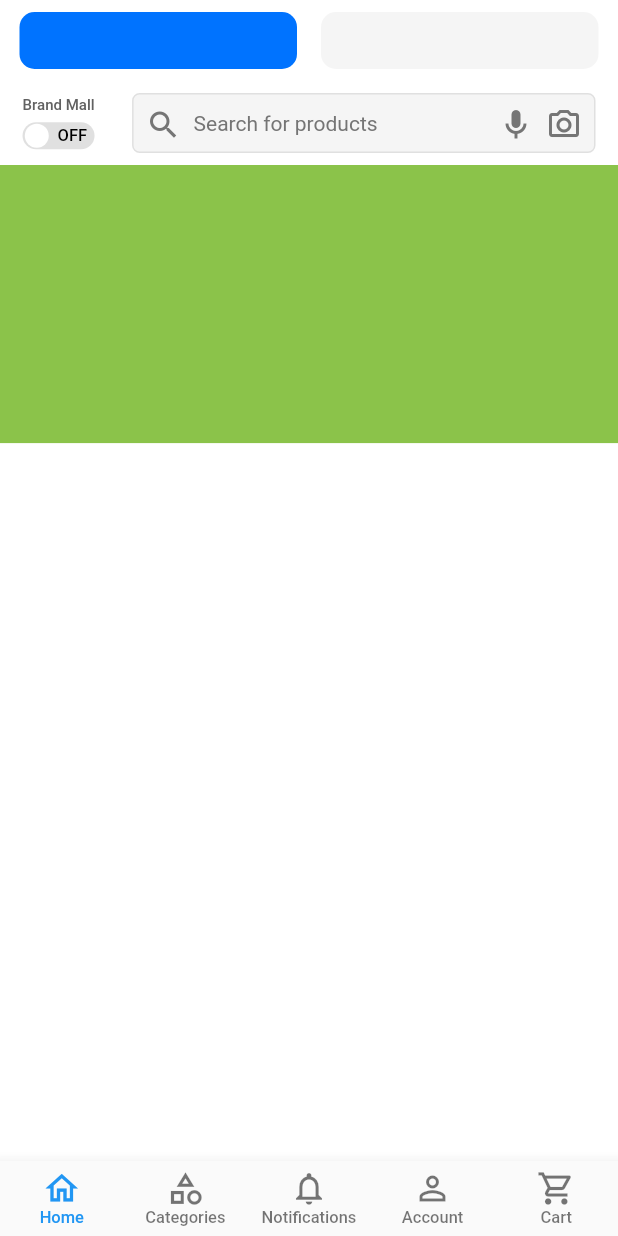
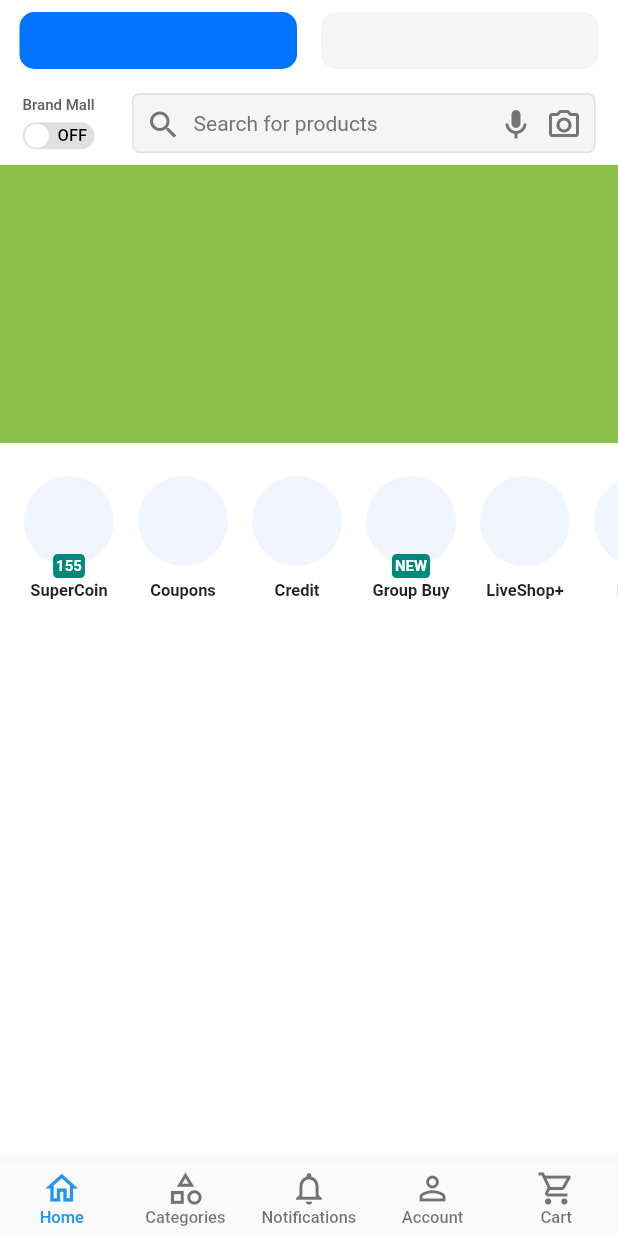
Before and after one commit to muhammedfarzin/flipkart-clone, a Flutter app: the screen it shows after launch, on a phone screen of 412 x 824 dp. Run offline on Flutter 3.47's test engine with Material 2 defaults, Android fonts, the phone set to English and light mode, and no system bars; drawn by our look-alikes of flutter_switch.

Commit message:
Home Action Button list added

```diff
--- a/lib/presentations/home/screen_home.dart
+++ b/lib/presentations/home/screen_home.dart
@@ -1,3 +1,4 @@
+import 'package:flipkart/presentations/home/widgets/home_action_button_list.dart';
 import 'package:flipkart/presentations/home/widgets/home_app_bar.dart';
 import "package:flutter/material.dart";
 
@@ -15,6 +16,7 @@ class ScreenHome extends StatelessWidget {
             SliverList(
               delegate: SliverChildListDelegate(
                 [
+                  // Live Sales and Offers Banner
                   AspectRatio(
                     aspectRatio: 20 / 9,
                     child: Container(
@@ -22,7 +24,10 @@ class ScreenHome extends StatelessWidget {
                       height: 50,
                       width: double.infinity,
                     ),
-                  )
+                  ),
+
+                  // Buttons like supercoin and offers
+                  const HomeActionButtonList()
                 ],
               ),
             ),
--- /dev/null
+++ b/lib/presentations/home/widgets/home_action_button_list.dart
@@ -0,0 +1,63 @@
+import 'package:flipkart/presentations/home/widgets/home_action_button_list_item.dart';
+import 'package:flipkart/presentations/widgets/constants.dart';
+import 'package:flutter/material.dart';
+
+class HomeActionButtonList extends StatelessWidget {
+  const HomeActionButtonList({
+    Key? key,
+  }) : super(key: key);
+
+  @override
+  Widget build(BuildContext context) {
+    return SingleChildScrollView(
+      scrollDirection: Axis.horizontal,
+      child: Row(
+        children: const [
+          Constants.width8,
+          HomeActionButtonListItem(
+            label: "SuperCoin",
+            badgeValue: "155",
+          ),
+          HomeActionButtonListItem(
+            label: "Coupons",
+          ),
+          HomeActionButtonListItem(
+            label: "Credit",
+          ),
+          HomeActionButtonListItem(
+            label: "Group Buy",
+            badgeValue: "NEW",
+          ),
+          HomeActionButtonListItem(
+            label: "LiveShop+",
+          ),
+          HomeActionButtonListItem(
+            label: "Feeds",
+          ),
+          HomeActionButtonListItem(
+            label: "What's New?",
+          ),
+          HomeActionButtonListItem(
+            label: "Camera",
+          ),
+          HomeActionButtonListItem(
+            label: "Fire Drops",
+          ),
+          HomeActionButtonListItem(
+            label: "Seller Hub",
+          ),
+          HomeActionButtonListItem(
+            label: "Games",
+          ),
+          HomeActionButtonListItem(
+            label: "Plus",
+          ),
+          HomeActionButtonListItem(
+            label: "Sell-Back",
+          ),
+          Constants.width8,
+        ],
+      ),
+    );
+  }
+}
--- /dev/null
+++ b/lib/presentations/home/widgets/home_action_button_list_item.dart
@@ -0,0 +1,74 @@
+import 'package:flipkart/presentations/widgets/constants.dart';
+import 'package:flutter/material.dart';
+
+class HomeActionButtonListItem extends StatelessWidget {
+  const HomeActionButtonListItem({
+    Key? key,
+    required this.label,
+    this.badgeValue,
+  }) : super(key: key);
+
+  final String label;
+  final String? badgeValue;
+
+  @override
+  Widget build(BuildContext context) {
+    return Padding(
+      padding: const EdgeInsets.symmetric(
+        vertical: 22.0,
+        horizontal: 8.0,
+      ),
+      child: Column(
+        children: [
+          Stack(
+            clipBehavior: Clip.none,
+            children: [
+              // Button Image
+              const CircleAvatar(
+                backgroundColor: Constants.customLightBlueShade,
+                radius: 30,
+              ),
+
+              // Badge
+              badgeValue == null
+                  ? const SizedBox()
+                  : Positioned(
+                      bottom: -8,
+                      left: 0,
+                      right: 0,
+                      child: Center(
+                        child: Container(
+                          decoration: BoxDecoration(
+                              color: Constants.customGreen,
+                              borderRadius: BorderRadius.circular(3)),
+                          child: Padding(
+                            padding: const EdgeInsets.all(2.0),
+                            child: Text(
+                              badgeValue!,
+                              style: const TextStyle(
+                                fontSize: 10,
+                                color: Colors.white,
+                                fontWeight: FontWeight.bold,
+                              ),
+                            ),
+                          ),
+                        ),
+                      ),
+                    ),
+            ],
+          ),
+          Constants.height10,
+
+          // Label
+          Text(
+            label,
+            style: const TextStyle(
+              fontSize: 11,
+              fontWeight: FontWeight.bold,
+            ),
+          ),
+        ],
+      ),
+    );
+  }
+}
--- a/lib/presentations/widgets/constants.dart
+++ b/lib/presentations/widgets/constants.dart
@@ -11,6 +11,16 @@ class Constants {
     height: 5,
   );
 
-  // Colors
+  static const Widget height10 = SizedBox(
+    height: 10,
+  );
+
+  // --------------------Colors--------------------
+
+  // Blue Shades
   static const Color customBlue = Color.fromARGB(255, 0, 115, 255);
+  static const Color customLightBlueShade = Color.fromARGB(255, 241, 245, 255);
+
+  // Green Shades
+  static const Color customGreen = Color.fromARGB(255, 0, 136, 122);
 }
```
